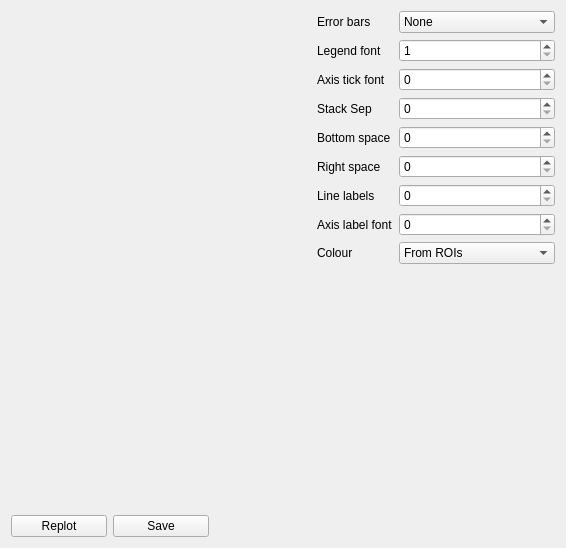
AU-ExoMars/PCOT, file src/pcot/assets/tabspectrum.ui: the form before one commit.
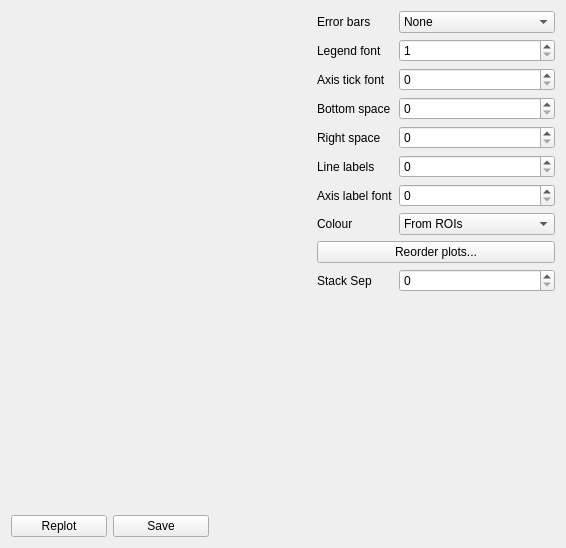
The form after the commit. Custom widgets are drawn as their Qt base class.

Commit message: Reordering of spectrum stacking is possible

Patch:
```diff
--- a/src/pcot/assets/tabspectrum.ui
+++ b/src/pcot/assets/tabspectrum.ui
@@ -105,16 +105,6 @@
      <item row="2" column="1">
       <widget class="QSpinBox" name="axisFontSpin"/>
      </item>
-     <item row="3" column="0">
-      <widget class="QLabel" name="label_3">
-       <property name="text">
-        <string>Stack Sep</string>
-       </property>
-      </widget>
-     </item>
-     <item row="3" column="1">
-      <widget class="QSpinBox" name="stackSepSpin"/>
-     </item>
      <item row="4" column="0">
       <widget class="QLabel" name="label_5">
        <property name="text">
@@ -181,6 +171,23 @@
        </property>
       </widget>
      </item>
+     <item row="10" column="1">
+      <widget class="QSpinBox" name="stackSepSpin"/>
+     </item>
+     <item row="10" column="0">
+      <widget class="QLabel" name="label_3">
+       <property name="text">
+        <string>Stack Sep</string>
+       </property>
+      </widget>
+     </item>
+     <item row="9" column="0" colspan="2">
+      <widget class="QPushButton" name="reorderButton">
+       <property name="text">
+        <string>Reorder plots...</string>
+       </property>
+      </widget>
+     </item>
     </layout>
    </item>
   </layout>
```
The commit also changes 1 other file.
